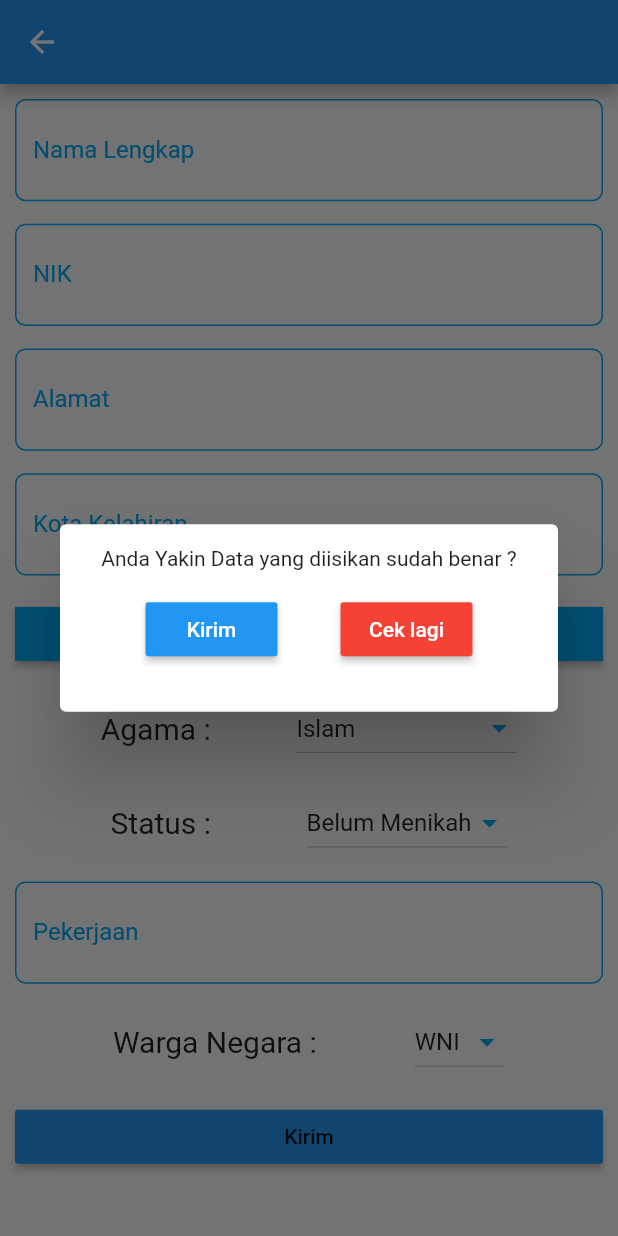
After one commit to muhammadjihad/portal-kecamatan-app, a Flutter app: the DaftarKTP screen opened directly, after a tap on "Kirim", on a phone screen of 412 x 824 dp. The commit adds this screen. Run offline on Flutter 3.47's test engine with Material 2 defaults, Android fonts, the light colour scheme and no system bars.

Commit message:
Administrasi Penduduk (KTP)

```diff
--- /dev/null
+++ b/lib/Administrasi/KTP/DaftarKTP/bloc.dart
@@ -0,0 +1,33 @@
+import 'dart:async';
+import 'provider.dart';
+
+class DaftarKTPBloc{
+
+  // Initializing Provider
+  final DaftarKTPProvider daftarKTPProvider = new DaftarKTPProvider();
+
+  // Initializing Stream Controller
+  final StreamController daftarKTPStreamController = new StreamController();
+
+  // Initializing Stream
+  Stream get daftarKTPStream => daftarKTPStreamController.stream;
+
+  void postDaftarKTP({nama,nik,alamat,kotaLahir,tanggalLahir,agama,statusKawin,pekerjaan,statusWargaNegara})async{
+    await this.daftarKTPProvider.postDataKTP(
+      nama: nama,
+      nik: nik,
+      alamat: alamat,
+      kotaLahir: kotaLahir,
+      tanggalLahir: tanggalLahir,
+      agama: agama,
+      statusKawin: statusKawin,
+      pekerjaan: pekerjaan,
+      statusWargaNegara: statusWargaNegara
+    );
+  }
+
+  void dispose(){
+    daftarKTPStreamController.close();
+  }
+
+}
--- /dev/null
+++ b/lib/Administrasi/KTP/DaftarKTP/provider.dart
@@ -0,0 +1,20 @@
+import 'package:http/http.dart' as http;
+
+class DaftarKTPProvider{
+
+  Future<void> postDataKTP({nama,nik,alamat,kotaLahir,tanggalLahir,agama,statusKawin,pekerjaan,statusWargaNegara}) async{
+    await http.post('http://172.16.17.100:8000/layanan-api/ktp/list/',
+    body: {
+      'nama':nama,
+      'nik':nik,
+      'alamat':alamat,
+      'kota_lahir':kotaLahir,
+      'tanggal_lahir':tanggalLahir,
+      'agama':agama,
+      'status_perkawinan':statusKawin,
+      'pekerjaan':pekerjaan,
+      'status_warga':statusWargaNegara,
+    });
+  }
+
+}
--- /dev/null
+++ b/lib/Administrasi/KTP/DaftarKTP/ui.dart
@@ -0,0 +1,410 @@
+import 'package:flutter/material.dart';
+
+import 'provider.dart';
+import 'bloc.dart';
+
+class DaftarKTP extends StatefulWidget {
+
+  // Initializing Provider
+  final DaftarKTPProvider daftarKTPProvider = new DaftarKTPProvider();
+
+  // Initializing BLoC
+  final DaftarKTPBloc daftarKTPBloc = new DaftarKTPBloc();
+
+  @override
+  _DaftarKTPState createState() => _DaftarKTPState();
+}
+
+class _DaftarKTPState extends State<DaftarKTP> {
+
+  final TextEditingController namaController = new TextEditingController();
+  final TextEditingController nikController = new TextEditingController();
+  final TextEditingController alamatController = new TextEditingController();
+  final TextEditingController kotaKelahiranController = new TextEditingController();
+  final TextEditingController pekerjaanController = new TextEditingController();
+
+  var date;
+  var agama = 'Islam';
+  var statusKawin='Belum Menikah';
+  var wargaNegara='WNI';
+
+  Future<void> getDate() async{
+    final dateResult=await showDatePicker(
+      context: context,
+      initialDate:DateTime.now(),
+      firstDate:DateTime(1965),
+      lastDate:DateTime.now().add( Duration(days: 30)),
+    );
+    setState(() {
+     this.date=dateResult;
+    });
+  }
+
+  @override
+  Widget build(BuildContext context) {
+    return Scaffold(
+      appBar: new AppBar(
+        leading:new IconButton(
+          icon: new Icon(Icons.arrow_back),
+          onPressed: ()=>Navigator.pop(context),
+        )
+      ),
+      body: new Container(
+        child: new Center(
+          child: Padding(
+            padding: const EdgeInsets.all(10),
+            child: new ListView(
+              children: <Widget>[
+
+                // Input Nama
+                new TextField(
+                  controller: this.namaController,
+                  keyboardType: TextInputType.text,
+                  decoration: new InputDecoration(
+                    labelText: "Nama Lengkap",
+                    labelStyle: new TextStyle(
+                      color: Colors.lightBlue
+                    ),
+                    enabledBorder: new OutlineInputBorder(
+                      borderRadius: new BorderRadius.circular(7),
+                      borderSide: new BorderSide(color: Colors.lightBlue)
+                    ),
+                    focusedBorder: new OutlineInputBorder(
+                      borderRadius: new BorderRadius.circular(7),
+                      borderSide: new BorderSide(color: Colors.lightBlue)
+                    ),
+                    suffix: new Icon(
+                      Icons.person,
+                      color: Colors.lightBlue,
+                    )
+                  ),
+                ),
+
+                new SizedBox(
+                  height: 15,
+                ),
+
+                // Input NIK
+                new TextField(
+                  controller: this.nikController,
+                  keyboardType: TextInputType.number,
+                  decoration: new InputDecoration(
+                    labelText: "NIK",
+                    labelStyle: new TextStyle(
+                      color: Colors.lightBlue
+                    ),
+                    enabledBorder: new OutlineInputBorder(
+                      borderRadius: new BorderRadius.circular(7),
+                      borderSide: new BorderSide(color: Colors.lightBlue)
+                    ),
+                    focusedBorder: new OutlineInputBorder(
+                      borderRadius: new BorderRadius.circular(7),
+                      borderSide: new BorderSide(color: Colors.lightBlue)
+                    ),
+                    suffix: new Icon(
+                      Icons.format_list_numbered_rtl,
+                      color: Colors.lightBlue,
+                    )
+                  ),
+                ),
+
+                new SizedBox(
+                  height: 15,
+                ),
+
+                // Input Alamat
+                new TextField(
+                  controller: this.alamatController,
+                  keyboardType: TextInputType.text,
+                  decoration: new InputDecoration(
+                    labelText: "Alamat",
+                    labelStyle: new TextStyle(
+                      color: Colors.lightBlue
+                    ),
+                    enabledBorder: new OutlineInputBorder(
+                      borderRadius: new BorderRadius.circular(7),
+                      borderSide: new BorderSide(color: Colors.lightBlue)
+                    ),
+                    focusedBorder: new OutlineInputBorder(
+                      borderRadius: new BorderRadius.circular(7),
+                      borderSide: new BorderSide(color: Colors.lightBlue)
+                    ),
+                    suffix: new Icon(
+                      Icons.location_on,
+                      color: Colors.lightBlue,
+                    )
+                  ),
+                ),
+
+                new SizedBox(
+                  height: 15,
+                ),
+
+                // Input Kota Kelahiran
+                new TextField(
+                  controller: this.kotaKelahiranController,
+                  keyboardType: TextInputType.text,
+                  decoration: new InputDecoration(
+                    labelText: "Kota Kelahiran",
+                    labelStyle: new TextStyle(
+                      color: Colors.lightBlue
+                    ),
+                    enabledBorder: new OutlineInputBorder(
+                      borderRadius: new BorderRadius.circular(7),
+                      borderSide: new BorderSide(color: Colors.lightBlue)
+                    ),
+                    focusedBorder: new OutlineInputBorder(
+                      borderRadius: new BorderRadius.circular(7),
+                      borderSide: new BorderSide(color: Colors.lightBlue)
+                    ),
+                    suffix: new Icon(
+                      Icons.location_on,
+                      color: Colors.lightBlue,
+                    )
+                  ),
+                ),
+
+                new SizedBox(
+                  height: 15,
+                ),
+
+                // Form untuk pengambilan tanggal lahir
+                new RaisedButton(
+                  shape: new RoundedRectangleBorder(),
+                  color: Colors.lightBlue,
+                  child: new Text(
+                    "Pilih Tanggal Lahir",
+                    style: new TextStyle(
+                      color:Colors.white,
+                    ),
+                  ),
+                  onPressed: (){
+                    this.getDate();
+                  },
+                ),
+
+                new SizedBox(
+                  height: 15,
+                ),
+
+                // Form Choice Untuk agama
+                new Row(
+                  mainAxisAlignment: MainAxisAlignment.spaceEvenly,
+                  children: <Widget>[
+                    new Text(
+                      "Agama :",
+                      style: new TextStyle(
+                        fontSize: 20
+                      ),
+                    ),
+                    new DropdownButton(
+                      iconEnabledColor: Colors.lightBlue,
+                      items: <String>[
+                        'Islam',
+                        'Kristen Protestan',
+                        'Kristen Katolik',
+                        'Budha',
+                        'Hindu',
+                        'Kong Hu Cu'
+                      ]
+                      .map<DropdownMenuItem<String>>((String value) {
+                        return DropdownMenuItem<String>(
+                          value: value,
+                          child: Text(value,textAlign: TextAlign.center,),
+                        );
+                      })
+                      .toList(),
+                      value: this.agama,
+                      onChanged:(params){
+                        setState(() {
+                         this.agama = params;
+                        });
+                      },
+                    ),
+                  ],
+                ),
+
+                new SizedBox(
+                  height: 15,
+                ),
+
+                new Row(
+                  mainAxisAlignment: MainAxisAlignment.spaceEvenly,
+                  children: <Widget>[
+                    new Text(
+                      "Status :",
+                      style: new TextStyle(
+                        fontSize: 20
+                      ),
+                    ),
+                    new DropdownButton(
+                      iconEnabledColor: Colors.lightBlue,
+                      items: <String>[
+                        'Belum Menikah',
+                        'Menikah',
+                        'Cerai'
+                      ]
+                      .map<DropdownMenuItem<String>>((String value) {
+                        return DropdownMenuItem<String>(
+                          value: value,
+                          child: Text(value,textAlign: TextAlign.center,),
+                        );
+                      })
+                      .toList(),
+                      value: this.statusKawin,
+                      onChanged:(params){
+                        setState(() {
+                         this.statusKawin = params;
+                        });
+                      },
+                    ),
+                  ],
+                ),
+
+                new SizedBox(
+                  height: 15,
+                ),
+
+                new TextField(
+                  controller: this.pekerjaanController,
+                  keyboardType: TextInputType.text,
+                  decoration: new InputDecoration(
+                    labelText: "Pekerjaan",
+                    labelStyle: new TextStyle(
+                      color: Colors.lightBlue
+                    ),
+                    enabledBorder: new OutlineInputBorder(
+                      borderRadius: new BorderRadius.circular(7),
+                      borderSide: new BorderSide(color: Colors.lightBlue)
+                    ),
+                    focusedBorder: new OutlineInputBorder(
+                      borderRadius: new BorderRadius.circular(7),
+                      borderSide: new BorderSide(color: Colors.lightBlue)
+                    ),
+                    suffix: new Icon(
+                      Icons.location_on,
+                      color: Colors.lightBlue,
+                    )
+                  ),
+                ),
+
+                new SizedBox(
+                  height: 15,
+                ),
+
+                new Row(
+                  mainAxisAlignment: MainAxisAlignment.spaceEvenly,
+                  children: <Widget>[
+                    new Text(
+                      "Warga Negara :",
+                      style: new TextStyle(
+                        fontSize: 20
+                      ),
+                    ),
+                    new DropdownButton(
+                      iconEnabledColor: Colors.lightBlue,
+                      items: <String>[
+                        'WNI',
+                        'WNA'
+                      ]
+                      .map<DropdownMenuItem<String>>((String value) {
+                        return DropdownMenuItem<String>(
+                          value: value,
+                          child: Text(value,textAlign: TextAlign.center,),
+                        );
+                      })
+                      .toList(),
+                      value: this.wargaNegara,
+                      onChanged:(params){
+                        setState(() {
+                         this.wargaNegara = params;
+                        });
+                      },
+                    ),
+                  ],
+                ),
+
+                new SizedBox(
+                  height: 15,
+                ),
+
+                new RaisedButton(
+                  child: new Text("Kirim"),
+                  onPressed: (){
+                    showDialog(
+                      context: context,
+                      builder: (context){
+                        return new Dialog(
+                          child: new Container(
+                            height: 125,
+                            padding:new EdgeInsets.all(15),
+                            child: new Center(
+                              child: new Column(
+                                children: <Widget>[
+                                  new Text(
+                                    "Anda Yakin Data yang diisikan sudah benar ?",
+                                    textAlign: TextAlign.center,
+                                  ),
+                                  new SizedBox(
+                                    height: 15,
+                                  ),
+                                  new Row(
+                                    mainAxisAlignment: MainAxisAlignment.spaceEvenly,
+                                    children: <Widget>[
+                                      new RaisedButton(
+                                        child: new Text(
+                                          "Kirim",
+                                          style:new TextStyle(
+                                            color:Colors.white
+                                          )
+                                        ),
+                                        color: Colors.blue,
+                                        onPressed: (){
+                                          print("kirim");
+                                          this.widget.daftarKTPBloc.postDaftarKTP(
+                                            nama: this.namaController.text,
+                                            nik: this.nikController.text,
+                                            alamat: this.alamatController.text,
+                                            kotaLahir: this.kotaKelahiranController.text,
+                                            tanggalLahir: this.date.toString(),
+                                            agama: this.agama,
+                                            statusKawin: this.statusKawin,
+                                            pekerjaan: this.pekerjaanController.text,
+                                            statusWargaNegara: this.wargaNegara
+                                          );
+                                          Navigator.pop(context);
+                                          Navigator.pop(context);
+                                        },
+                                      ),
+                                      new RaisedButton(
+                                        child: new Text(
+                                          "Cek lagi",
+                                          style:new TextStyle(
+                                            color:Colors.white
+                                          )
+                                        ),
+                                        color: Colors.red,
+                                        onPressed: (){
+                                          print("BATAL");
+                                          Navigator.pop(context);
+                                        },
+                                      ),
+                                    ],
+                                  )
+                                ],
+                              ),
+                            ),
+                          ),
+                        );
+                      }
+                    );
+                  },
+                )
+              ],
+            ),
+          ),
+        ),
+      ),
+    );
+  }
+}
--- /dev/null
+++ b/lib/Administrasi/KTP/provider.dart
@@ -0,0 +1,14 @@
+import 'dart:convert';
+import 'package:http/http.dart' as http;
+
+class KTPProvider{
+
+  List dataPenduduk;
+
+  Future<void> getDataPenduduk()async{
+    http.Response data=await http.get('http://172.16.17.100:8000/layanan-api/ktp/list');
+    var jsonData=jsonDecode(data.body);
+    this.dataPenduduk = jsonData['data'];
+  }
+
+}
--- a/pubspec.yaml
+++ b/pubspec.yaml
@@ -20,6 +20,7 @@ dependencies:
   flutter:
     sdk: flutter
   http: ^0.12.0+2
+  datetime_picker_formfield: ^0.1.1
 
   # The following adds the Cupertino Icons font to your application.
   # Use with the CupertinoIcons class for iOS style icons.
```
Also changed, not shown: lib/Administrasi/KTP/bloc.dart (added, +25 -0 lines), lib/Administrasi/KTP/ui.dart (added, +82 -0 lines), lib/Administrasi/ui.dart (added, +73 -0 lines), lib/main.dart (+11 -2 lines), pubspec.lock.
